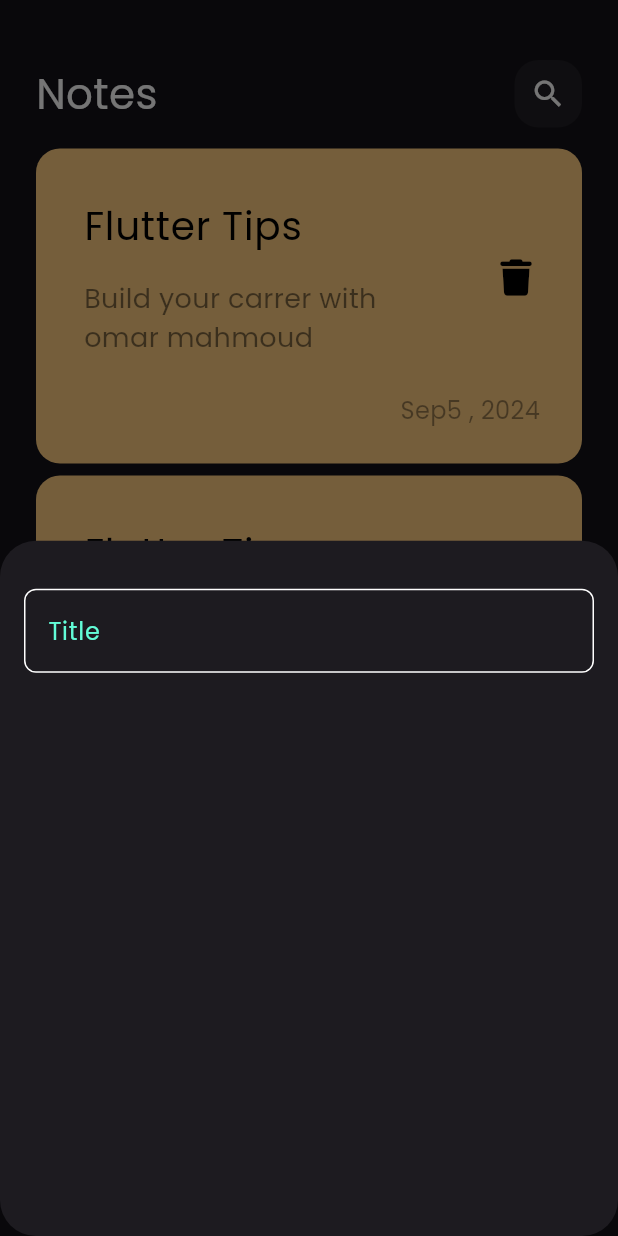
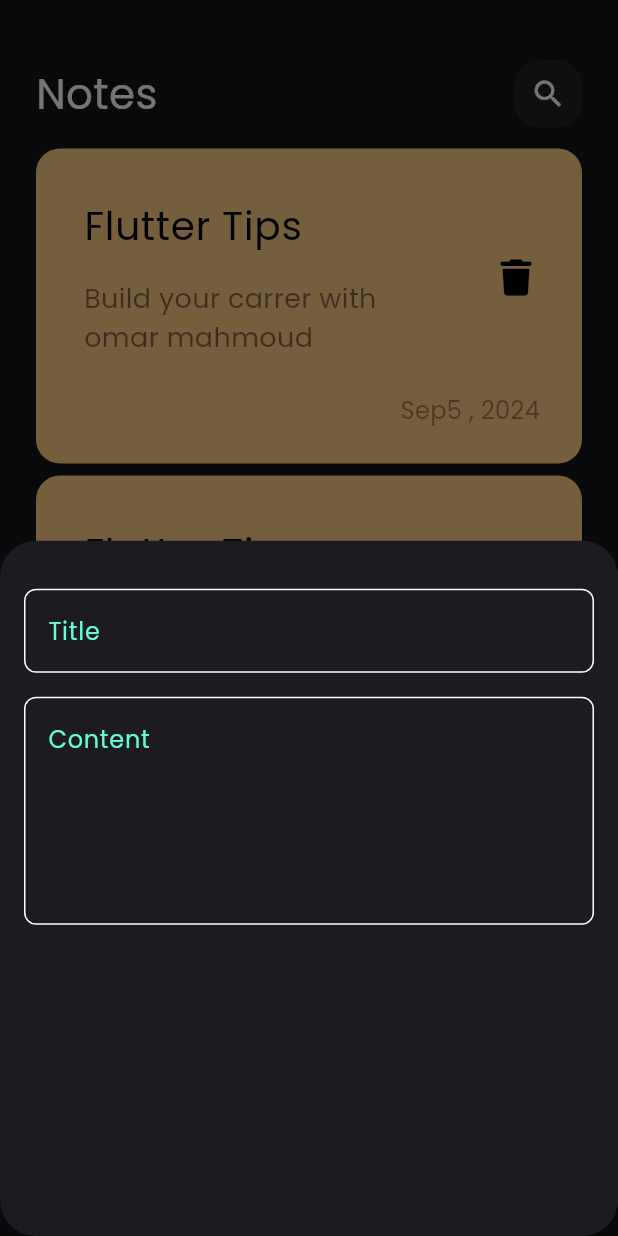
Before and after one commit to OMARX-MAHMOUD/notes_app, a Flutter app: the screen it shows after launch, after a tap on the "add" icon, on a phone screen of 412 x 824 dp. Run offline on Flutter 3.47's test engine with Material 3 defaults, Android fonts, the phone set to English and light mode, and no system bars; our stand-ins replace font_awesome_flutter.

Commit message:
add fields to button shett

```diff
--- a/lib/widgets/custom_textfield.dart
+++ b/lib/widgets/custom_textfield.dart
@@ -2,13 +2,16 @@ import 'package:flutter/material.dart';
 import 'package:notes_app/constans/constans.dart';
 
 class CustomTextfield extends StatelessWidget {
-  const CustomTextfield({super.key});
-
+  const CustomTextfield({super.key, required this.hint, this.maxline = 1});
+  final String hint;
+  final int maxline;
   @override
   Widget build(BuildContext context) {
     return TextField(
+      cursorColor: KprimaryColor,
+      maxLines: maxline,
       decoration: InputDecoration(
-          hintText: 'Title',
+          hintText: hint,
           hintStyle: const TextStyle(color: KprimaryColor),
           border: BuildBorder(),
           enabledBorder: BuildBorder(),
@@ -16,6 +19,7 @@ class CustomTextfield extends StatelessWidget {
     );
   }
 
+  // ignore: non_constant_identifier_names, avoid_types_as_parameter_names
   OutlineInputBorder BuildBorder([Color]) {
     return OutlineInputBorder(
         borderRadius: BorderRadius.circular(8),
--- a/lib/widgets/custombuttonsheet.dart
+++ b/lib/widgets/custombuttonsheet.dart
@@ -13,7 +13,16 @@ class AddNoteButtonSheet extends StatelessWidget {
           SizedBox(
             height: 32,
           ),
-          CustomTextfield()
+          CustomTextfield(
+            hint: 'Title',
+          ),
+          SizedBox(
+            height: 16,
+          ),
+          CustomTextfield(
+            hint: 'Content',
+            maxline: 5,
+          )
         ],
       ),
     );
```
